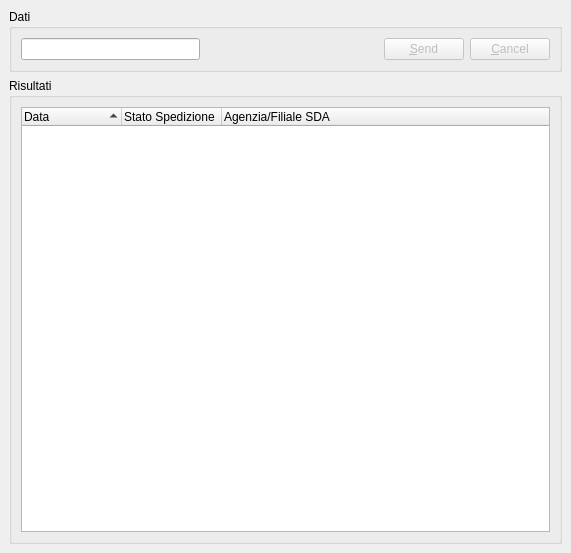
Before: the Qt Designer form postemonitor/CelereMonitorWG.ui in BackupTheBerlios/postemonitor, drawn with Qt 5.
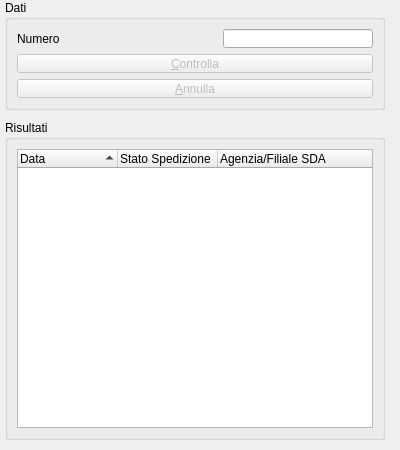
After: the same form once the commit is applied. Icons and pictures are not drawn.

```diff
--- a/postemonitor/CelereMonitorWG.ui
+++ b/postemonitor/CelereMonitorWG.ui
@@ -8,21 +8,45 @@
    <rect>
     <x>0</x>
     <y>0</y>
-    <width>571</width>
-    <height>553</height>
+    <width>400</width>
+    <height>450</height>
    </rect>
   </property>
   <property name="sizePolicy" >
    <sizepolicy>
-    <hsizetype>7</hsizetype>
-    <vsizetype>7</vsizetype>
+    <hsizetype>4</hsizetype>
+    <vsizetype>4</vsizetype>
     <horstretch>0</horstretch>
     <verstretch>0</verstretch>
    </sizepolicy>
   </property>
+  <property name="minimumSize" >
+   <size>
+    <width>400</width>
+    <height>450</height>
+   </size>
+  </property>
+  <property name="maximumSize" >
+   <size>
+    <width>400</width>
+    <height>450</height>
+   </size>
+  </property>
   <property name="windowTitle" >
    <string>Form</string>
   </property>
+  <widget class="QGroupBox" name="groupBoxResults" >
+   <property name="geometry" >
+    <rect>
+     <x>5</x>
+     <y>120</y>
+     <width>380</width>
+     <height>320</height>
+    </rect>
+   </property>
+   <property name="title" >
+    <string>Risultati</string>
+   </property>
   <layout class="QVBoxLayout" >
    <property name="margin" >
     <number>9</number>
@@ -31,130 +55,112 @@
     <number>6</number>
    </property>
    <item>
-    <layout class="QVBoxLayout" >
-     <property name="margin" >
-      <number>0</number>
-     </property>
-     <property name="spacing" >
-      <number>6</number>
-     </property>
-     <item>
+     <widget class="QTreeWidget" name="listViewResponse" >
+      <property name="rootIsDecorated" >
+       <bool>false</bool>
+      </property>
+      <property name="itemsExpandable" >
+       <bool>false</bool>
+      </property>
+      <property name="sortingEnabled" >
+       <bool>true</bool>
+      </property>
+      <column>
+       <property name="text" >
+        <string>Data</string>
+       </property>
+      </column>
+      <column>
+       <property name="text" >
+        <string>Stato Spedizione</string>
+       </property>
+      </column>
+      <column>
+       <property name="text" >
+        <string>Agenzia/Filiale SDA</string>
+       </property>
+      </column>
+     </widget>
+    </item>
+   </layout>
+  </widget>
       <widget class="QGroupBox" name="groupBoxData" >
+   <property name="geometry" >
+    <rect>
+     <x>5</x>
+     <y>0</y>
+     <width>380</width>
+     <height>110</height>
+    </rect>
+   </property>
        <property name="title" >
         <string>Dati</string>
        </property>
-       <layout class="QVBoxLayout" >
+   <layout class="QGridLayout" >
         <property name="margin" >
          <number>9</number>
         </property>
         <property name="spacing" >
          <number>6</number>
         </property>
-        <item>
-         <layout class="QHBoxLayout" >
-          <property name="margin" >
-           <number>0</number>
-          </property>
-          <property name="spacing" >
-           <number>6</number>
-          </property>
-          <item>
-           <widget class="QLineEdit" name="lineEditCode" >
-            <property name="maxLength" >
-             <number>7</number>
-            </property>
-           </widget>
-          </item>
-          <item>
+    <item row="0" column="1" >
            <spacer>
             <property name="orientation" >
              <enum>Qt::Horizontal</enum>
             </property>
             <property name="sizeHint" >
              <size>
-              <width>40</width>
+        <width>81</width>
               <height>20</height>
              </size>
             </property>
            </spacer>
           </item>
-          <item>
+    <item row="0" column="2" >
+     <widget class="QLineEdit" name="lineEditCode" >
+      <property name="maxLength" >
+       <number>7</number>
+      </property>
+     </widget>
+    </item>
+    <item row="1" column="0" colspan="3" >
            <widget class="QPushButton" name="pushButtonSend" >
             <property name="enabled" >
              <bool>false</bool>
             </property>
             <property name="text" >
-             <string>&amp;Send</string>
+       <string>&amp;Controlla</string>
             </property>
             <property name="default" >
-             <bool>false</bool>
+       <bool>true</bool>
             </property>
            </widget>
           </item>
-          <item>
+    <item row="2" column="0" colspan="3" >
            <widget class="QPushButton" name="pushButtonCancel" >
             <property name="enabled" >
              <bool>false</bool>
             </property>
             <property name="text" >
-             <string>&amp;Cancel</string>
+       <string>&amp;Annulla</string>
             </property>
             <property name="icon" >
-             <iconset resource="PosteMonitorQRC.qrc" >:/images/Images/error.png</iconset>
-            </property>
-           </widget>
-          </item>
-         </layout>
-        </item>
-       </layout>
-      </widget>
-     </item>
-     <item>
-      <widget class="QGroupBox" name="groupBoxResults" >
-       <property name="title" >
-        <string>Risultati</string>
-       </property>
-       <layout class="QVBoxLayout" >
-        <property name="margin" >
-         <number>9</number>
-        </property>
-        <property name="spacing" >
-         <number>6</number>
-        </property>
-        <item>
-         <widget class="QTreeWidget" name="listViewResponse" >
-          <property name="rootIsDecorated" >
-           <bool>false</bool>
-          </property>
-          <property name="itemsExpandable" >
-           <bool>false</bool>
-          </property>
-          <property name="sortingEnabled" >
+       <iconset/>
+      </property>
+      <property name="default" >
            <bool>true</bool>
           </property>
-          <column>
+     </widget>
+    </item>
+    <item row="0" column="0" >
+     <widget class="QLabel" name="label" >
            <property name="text" >
-            <string>Data</string>
-           </property>
-          </column>
-          <column>
-           <property name="text" >
-            <string>Stato Spedizione</string>
-           </property>
-          </column>
-          <column>
-           <property name="text" >
-            <string>Agenzia/Filiale SDA</string>
-           </property>
-          </column>
+       <string>Numero</string>
+      </property>
          </widget>
         </item>
        </layout>
       </widget>
-     </item>
-    </layout>
-   </item>
-  </layout>
  </widget>
  <pixmapfunction></pixmapfunction>
  <resources>
```
Left out of the diff: 16 changed lines with no effect on the pictures. Lines whose indentation alone changed are shown as unchanged.
